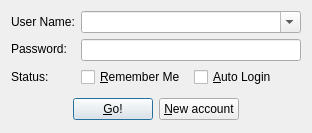
WeCase/WeCase, file res/ui/LoginWindow.ui: the form before one commit.
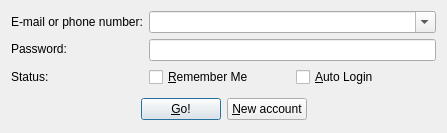
The form after the commit. Icons and pictures are not drawn.

Patch:
```diff
--- a/res/ui/LoginWindow.ui
+++ b/res/ui/LoginWindow.ui
@@ -9,7 +9,7 @@
    <rect>
     <x>0</x>
     <y>0</y>
-    <width>312</width>
+    <width>447</width>
     <height>133</height>
    </rect>
   </property>
@@ -27,8 +27,8 @@
   </property>
   <property name="maximumSize">
    <size>
-    <width>312</width>
-    <height>133</height>
+    <width>500</width>
+    <height>160</height>
    </size>
   </property>
   <property name="windowTitle">
@@ -48,7 +48,7 @@
          <item>
           <widget class="QLabel" name="label_username">
            <property name="text">
-            <string>User Name:</string>
+            <string>E-mail or phone number:</string>
            </property>
            <property name="buddy">
             <cstring>cmb_Users</cstring>
```
